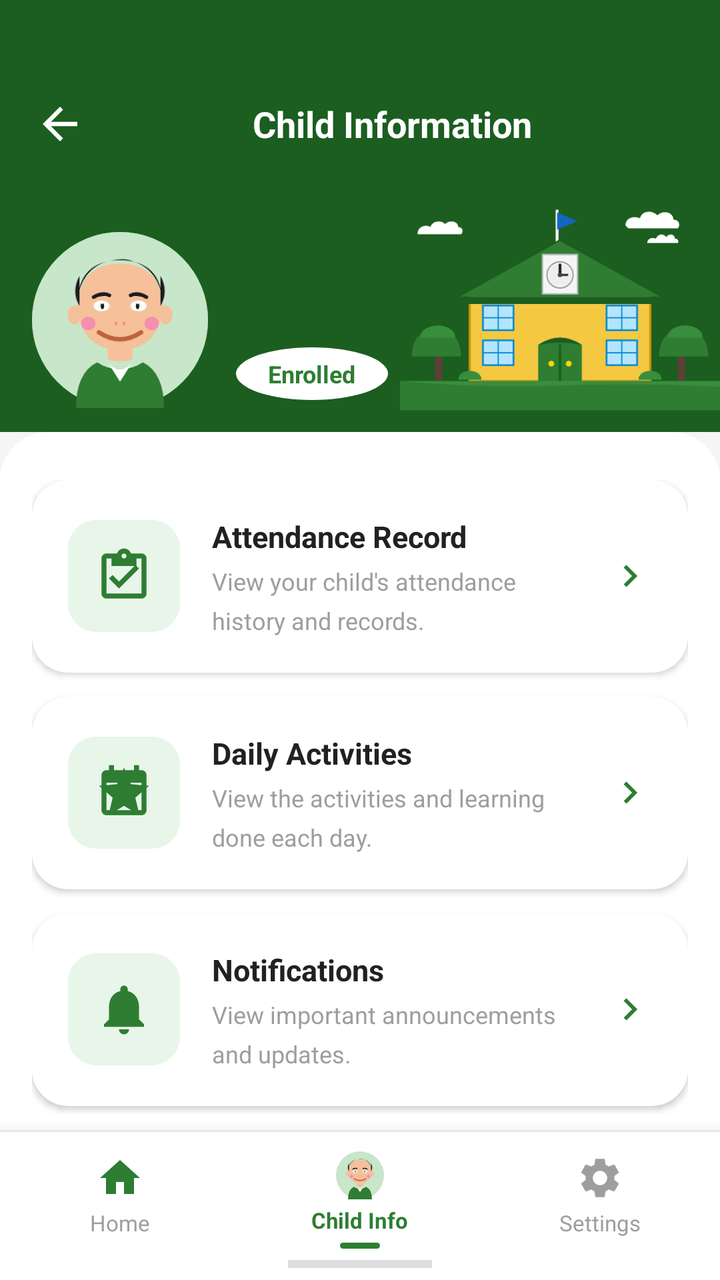
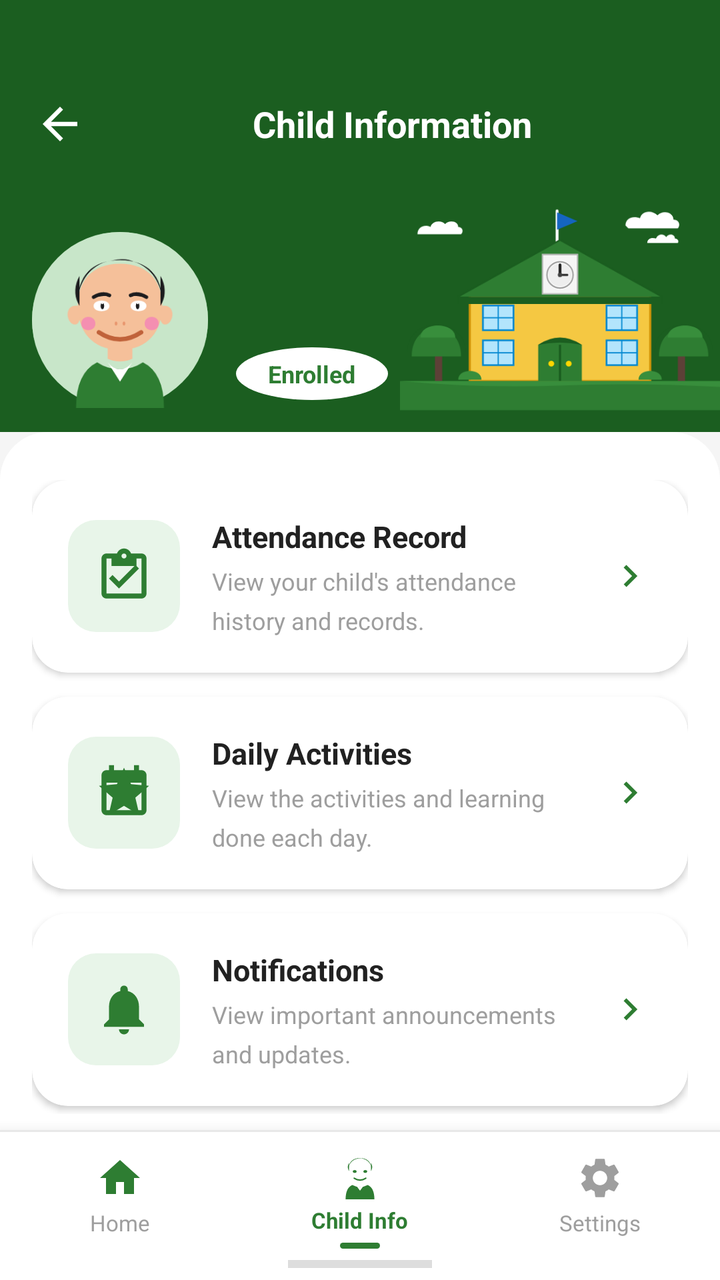

The first picture is an Android layout as it rendered before a commit; the second is the same layout after the commit. The layout source and the unified diff follow.
<!-- AndroidManifest.xml: application theme Theme.AlamadaChildMonitor -->
<!-- res/layout/activity_child_detail.xml -->
<?xml version="1.0" encoding="utf-8"?>
<LinearLayout
    xmlns:android="http://schemas.android.com/apk/res/android"
    xmlns:app="http://schemas.android.com/apk/res-auto"
    android:layout_width="match_parent"
    android:layout_height="match_parent"
    android:orientation="vertical"
    android:background="#F5F5F5">

    
    <RelativeLayout
        android:layout_width="match_parent"
        android:layout_height="wrap_content"
        android:background="@drawable/header_green_solid"
        android:paddingTop="44dp">

        
        <LinearLayout
            android:id="@+id/ll_title_row"
            android:layout_width="match_parent"
            android:layout_height="wrap_content"
            android:orientation="horizontal"
            android:gravity="center_vertical"
            android:paddingStart="12dp"
            android:paddingEnd="16dp"
            android:paddingBottom="16dp"
            android:layout_alignParentTop="true">

            <FrameLayout
                android:id="@+id/btn_back"
                android:layout_width="36dp"
                android:layout_height="36dp"
                android:clickable="true"
                android:focusable="true"
                android:background="?attr/selectableItemBackgroundBorderless">
                <ImageView
                    android:layout_width="26dp"
                    android:layout_height="26dp"
                    android:layout_gravity="center"
                    android:src="@drawable/ic_back"
                    android:contentDescription="Back"/>
            </FrameLayout>

            <TextView
                android:layout_width="0dp"
                android:layout_height="wrap_content"
                android:layout_weight="1"
                android:text="Child Information"
                android:textColor="#FFFFFF"
                android:textSize="18sp"
                android:textStyle="bold"
                android:gravity="center"/>

            <TextView
                android:id="@+id/btn_switch_child"
                android:layout_width="wrap_content"
                android:layout_height="32dp"
                android:text="Switch"
                android:textColor="#FFFFFF"
                android:textSize="11sp"
                android:textStyle="bold"
                android:gravity="center"
                android:paddingStart="14dp"
                android:paddingEnd="14dp"
                android:background="@drawable/circle_white_20_bg"
                android:clickable="true"
                android:focusable="true"
                android:visibility="gone"/>
        </LinearLayout>

        
        <LinearLayout
            android:layout_width="match_parent"
            android:layout_height="wrap_content"
            android:orientation="horizontal"
            android:gravity="bottom"
            android:paddingStart="16dp"
            android:paddingEnd="0dp"
            android:paddingBottom="0dp"
            android:layout_below="@id/ll_title_row">

            
            <FrameLayout
                android:layout_width="88dp"
                android:layout_height="88dp"
                android:layout_marginEnd="14dp"
                android:layout_marginBottom="12dp">

                <View
                    android:layout_width="88dp"
                    android:layout_height="88dp"
                    android:background="@drawable/circle_avatar_bg"/>

                <ImageView
                    android:id="@+id/iv_avatar_default"
                    android:layout_width="88dp"
                    android:layout_height="88dp"
                    android:src="@drawable/ic_child_avatar"
                    android:scaleType="fitCenter"
                    android:contentDescription="Child avatar"/>

                <ImageView
                    android:id="@+id/iv_photo"
                    android:layout_width="88dp"
                    android:layout_height="88dp"
                    android:scaleType="centerCrop"
                    android:background="@drawable/circle_avatar_bg"
                    android:visibility="gone"
                    android:contentDescription="Child photo"/>

                <TextView
                    android:id="@+id/tv_photo_initial"
                    android:layout_width="88dp"
                    android:layout_height="88dp"
                    android:gravity="center"
                    android:text="  "
                    android:textSize="44sp"
                    android:visibility="gone"/>
            </FrameLayout>

            
            <LinearLayout
                android:layout_width="0dp"
                android:layout_height="wrap_content"
                android:layout_weight="1"
                android:orientation="vertical"
                android:layout_gravity="bottom"
                android:layout_marginBottom="16dp">

                <TextView
                    android:id="@+id/tv_name"
                    android:layout_width="wrap_content"
                    android:layout_height="wrap_content"
                    android:text=" "
                    android:textColor="#FFFFFF"
                    android:textSize="19sp"
                    android:textStyle="bold"
                    android:layout_marginBottom="10dp"/>

                <TextView
                    android:id="@+id/tv_status"
                    android:layout_width="wrap_content"
                    android:layout_height="wrap_content"
                    android:text="Enrolled"
                    android:textColor="#2E7D32"
                    android:textSize="12sp"
                    android:textStyle="bold"
                    android:paddingStart="16dp"
                    android:paddingEnd="16dp"
                    android:paddingTop="5dp"
                    android:paddingBottom="5dp"
                    android:background="@drawable/circle_white_bg"/>
            </LinearLayout>

            
            <ImageView
                android:layout_width="160dp"
                android:layout_height="120dp"
                android:src="@drawable/ic_school_building"
                android:scaleType="fitEnd"
                android:layout_gravity="bottom"
                android:contentDescription="School building"
                android:adjustViewBounds="true"/>

        </LinearLayout>

    </RelativeLayout>

    
    <androidx.core.widget.NestedScrollView
        android:layout_width="match_parent"
        android:layout_height="0dp"
        android:layout_weight="1"
        android:fillViewport="true"
        android:overScrollMode="never">

        <LinearLayout
            android:layout_width="match_parent"
            android:layout_height="wrap_content"
            android:orientation="vertical"
            android:background="@drawable/rounded_top_white"
            android:paddingTop="24dp"
            android:paddingStart="16dp"
            android:paddingEnd="16dp"
            android:paddingBottom="28dp">

            
            <ProgressBar
                android:id="@+id/progress_bar"
                android:layout_width="wrap_content"
                android:layout_height="wrap_content"
                android:layout_gravity="center"
                android:visibility="gone"
                android:layout_marginBottom="12dp"/>

            
            <androidx.cardview.widget.CardView
                android:id="@+id/card_attendance"
                android:layout_width="match_parent"
                android:layout_height="wrap_content"
                android:layout_marginBottom="12dp"
                android:foreground="?attr/selectableItemBackground"
                android:clickable="true"
                android:focusable="true"
                app:cardCornerRadius="18dp"
                app:cardElevation="2dp"
                app:cardBackgroundColor="#FFFFFF">

                <LinearLayout
                    android:layout_width="match_parent"
                    android:layout_height="wrap_content"
                    android:orientation="horizontal"
                    android:padding="18dp"
                    android:gravity="center_vertical">

                    
                    <FrameLayout
                        android:layout_width="56dp"
                        android:layout_height="56dp"
                        android:layout_marginEnd="16dp"
                        android:background="@drawable/quick_icon_bg_green">

                        <ImageView
                            android:layout_width="30dp"
                            android:layout_height="30dp"
                            android:layout_gravity="center"
                            android:src="@drawable/ic_attendance"
                            android:contentDescription="Attendance"/>
                    </FrameLayout>

                    
                    <LinearLayout
                        android:layout_width="0dp"
                        android:layout_height="wrap_content"
                        android:layout_weight="1"
                        android:orientation="vertical">

                        <TextView
                            android:layout_width="wrap_content"
                            android:layout_height="wrap_content"
                            android:text="Attendance Record"
                            android:textSize="15sp"
                            android:textStyle="bold"
                            android:textColor="#212121"/>

                        <TextView
                            android:layout_width="wrap_content"
                            android:layout_height="wrap_content"
                            android:text="View your child&#39;s attendance\nhistory and records."
                            android:textSize="12sp"
                            android:textColor="#9E9E9E"
                            android:lineSpacingMultiplier="1.35"
                            android:layout_marginTop="4dp"/>
                    </LinearLayout>

                    
                    <ImageView
                        android:layout_width="22dp"
                        android:layout_height="22dp"
                        android:src="@drawable/ic_arrow_right"
                        android:layout_marginStart="8dp"
                        android:contentDescription="Open"/>

                </LinearLayout>
            </androidx.cardview.widget.CardView>

            
            <androidx.cardview.widget.CardView
                android:id="@+id/card_activities"
                android:layout_width="match_parent"
                android:layout_height="wrap_content"
                android:layout_marginBottom="12dp"
                android:foreground="?attr/selectableItemBackground"
                android:clickable="true"
                android:focusable="true"
                app:cardCornerRadius="18dp"
                app:cardElevation="2dp"
                app:cardBackgroundColor="#FFFFFF">

                <LinearLayout
                    android:layout_width="match_parent"
                    android:layout_height="wrap_content"
                    android:orientation="horizontal"
                    android:padding="18dp"
                    android:gravity="center_vertical">

                    <FrameLayout
                        android:layout_width="56dp"
                        android:layout_height="56dp"
                        android:layout_marginEnd="16dp"
                        android:background="@drawable/quick_icon_bg_green">

                        <ImageView
                            android:layout_width="30dp"
                            android:layout_height="30dp"
                            android:layout_gravity="center"
                            android:src="@drawable/ic_activities"
                            android:contentDescription="Activities"/>
                    </FrameLayout>

                    <LinearLayout
                        android:layout_width="0dp"
                        android:layout_height="wrap_content"
                        android:layout_weight="1"
                        android:orientation="vertical">

                        <TextView
                            android:layout_width="wrap_content"
                            android:layout_height="wrap_content"
                            android:text="Daily Activities"
                            android:textSize="15sp"
                            android:textStyle="bold"
                            android:textColor="#212121"/>

                        <TextView
                            android:layout_width="wrap_content"
                            android:layout_height="wrap_content"
                            android:text="View the activities and learning\ndone each day."
                            android:textSize="12sp"
                            android:textColor="#9E9E9E"
                            android:lineSpacingMultiplier="1.35"
                            android:layout_marginTop="4dp"/>
                    </LinearLayout>

                    <ImageView
                        android:layout_width="22dp"
                        android:layout_height="22dp"
                        android:src="@drawable/ic_arrow_right"
                        android:layout_marginStart="8dp"
                        android:contentDescription="Open"/>

                </LinearLayout>
            </androidx.cardview.widget.CardView>

            
            <androidx.cardview.widget.CardView
                android:id="@+id/card_notifications"
                android:layout_width="match_parent"
                android:layout_height="wrap_content"
                android:layout_marginBottom="4dp"
                android:foreground="?attr/selectableItemBackground"
                android:clickable="true"
                android:focusable="true"
                app:cardCornerRadius="18dp"
                app:cardElevation="2dp"
                app:cardBackgroundColor="#FFFFFF">

                <LinearLayout
                    android:layout_width="match_parent"
                    android:layout_height="wrap_content"
                    android:orientation="horizontal"
                    android:padding="18dp"
                    android:gravity="center_vertical">

                    <FrameLayout
                        android:layout_width="56dp"
                        android:layout_height="56dp"
                        android:layout_marginEnd="16dp"
                        android:background="@drawable/quick_icon_bg_green">

                        <ImageView
                            android:layout_width="30dp"
                            android:layout_height="30dp"
                            android:layout_gravity="center"
                            android:src="@drawable/ic_bell_card"
                            android:contentDescription="Notifications"/>
                    </FrameLayout>

                    <LinearLayout
                        android:layout_width="0dp"
                        android:layout_height="wrap_content"
                        android:layout_weight="1"
                        android:orientation="vertical">

                        <TextView
                            android:layout_width="wrap_content"
                            android:layout_height="wrap_content"
                            android:text="Notifications"
                            android:textSize="15sp"
                            android:textStyle="bold"
                            android:textColor="#212121"/>

                        <TextView
                            android:layout_width="wrap_content"
                            android:layout_height="wrap_content"
                            android:text="View important announcements\nand updates."
                            android:textSize="12sp"
                            android:textColor="#9E9E9E"
                            android:lineSpacingMultiplier="1.35"
                            android:layout_marginTop="4dp"/>
                    </LinearLayout>

                    <ImageView
                        android:layout_width="22dp"
                        android:layout_height="22dp"
                        android:src="@drawable/ic_arrow_right"
                        android:layout_marginStart="8dp"
                        android:contentDescription="Open"/>

                </LinearLayout>
            </androidx.cardview.widget.CardView>

        </LinearLayout>
    </androidx.core.widget.NestedScrollView>

    
    <LinearLayout
        android:layout_width="match_parent"
        android:layout_height="wrap_content"
        android:orientation="vertical"
        android:background="#FFFFFF"
        android:elevation="12dp">

        
        <View
            android:layout_width="match_parent"
            android:layout_height="1dp"
            android:background="#E8E8E8"/>

        
        <LinearLayout
            android:layout_width="match_parent"
            android:layout_height="62dp"
            android:orientation="horizontal">

            
            <LinearLayout
                android:id="@+id/tab_home"
                android:layout_width="0dp"
                android:layout_height="match_parent"
                android:layout_weight="1"
                android:orientation="vertical"
                android:gravity="center"
                android:paddingTop="8dp"
                android:paddingBottom="6dp"
                android:background="?attr/selectableItemBackgroundBorderless"
                android:clickable="true"
                android:focusable="true">

                <ImageView
                    android:layout_width="24dp"
                    android:layout_height="24dp"
                    android:src="@drawable/ic_home"
                    android:contentDescription="Home"/>

                <TextView
                    android:layout_width="wrap_content"
                    android:layout_height="wrap_content"
                    android:text="Home"
                    android:textSize="11sp"
                    android:textColor="#9E9E9E"
                    android:layout_marginTop="3dp"/>

            </LinearLayout>

            
            <LinearLayout
                android:layout_width="0dp"
                android:layout_height="match_parent"
                android:layout_weight="1"
                android:orientation="vertical"
                android:gravity="center"
                android:paddingTop="8dp"
                android:paddingBottom="2dp">

                <ImageView
                    android:layout_width="24dp"
                    android:layout_height="24dp"
                    android:src="@drawable/ic_child_avatar"
                    android:scaleType="fitCenter"
                    android:contentDescription="Child Info"/>

                <TextView
                    android:layout_width="wrap_content"
                    android:layout_height="wrap_content"
                    android:text="Child Info"
                    android:textSize="11sp"
                    android:textColor="#2E7D32"
                    android:textStyle="bold"
                    android:layout_marginTop="3dp"/>

                
                <View
                    android:layout_width="20dp"
                    android:layout_height="3dp"
                    android:background="@drawable/tab_active_indicator"
                    android:layout_marginTop="4dp"/>

            </LinearLayout>

            
            <LinearLayout
                android:id="@+id/tab_settings"
                android:layout_width="0dp"
                android:layout_height="match_parent"
                android:layout_weight="1"
                android:orientation="vertical"
                android:gravity="center"
                android:paddingTop="8dp"
                android:paddingBottom="6dp"
                android:background="?attr/selectableItemBackgroundBorderless"
                android:clickable="true"
                android:focusable="true">

                <ImageView
                    android:layout_width="24dp"
                    android:layout_height="24dp"
                    android:src="@drawable/ic_settings"
                    android:contentDescription="Settings"/>

                <TextView
                    android:layout_width="wrap_content"
                    android:layout_height="wrap_content"
                    android:text="Settings"
                    android:textSize="11sp"
                    android:textColor="#9E9E9E"
                    android:layout_marginTop="3dp"/>

            </LinearLayout>

        </LinearLayout>

        
        <View
            android:layout_width="72dp"
            android:layout_height="4dp"
            android:background="#212121"
            android:alpha="0.15"
            android:layout_gravity="center_horizontal"
            android:layout_marginTop="2dp"
            android:layout_marginBottom="6dp"/>

    </LinearLayout>

</LinearLayout>
<!-- resources referenced by this layout -->
<resources>
  <!-- drawable circle_avatar_bg (drawable) -->
  <?xml version="1.0" encoding="utf-8"?>
  <shape xmlns:android="http://schemas.android.com/apk/res/android"
      android:shape="oval">
      <solid android:color="#E8F5E9"/>
      <stroke android:width="2dp" android:color="#A5D6A7"/>
  </shape>
  <!-- drawable circle_white_20_bg (drawable) -->
  <?xml version="1.0" encoding="utf-8"?>
  <shape xmlns:android="http://schemas.android.com/apk/res/android"
      android:shape="oval">
      <solid android:color="#33FFFFFF"/>
  </shape>
  <!-- drawable circle_white_bg (drawable) -->
  <?xml version="1.0" encoding="utf-8"?>
  <shape xmlns:android="http://schemas.android.com/apk/res/android"
      android:shape="oval">
      <solid android:color="#FFFFFF"/>
  </shape>
  <!-- drawable header_green_solid (drawable) -->
  <?xml version="1.0" encoding="utf-8"?>
  <shape xmlns:android="http://schemas.android.com/apk/res/android"
      android:shape="rectangle">
      <solid android:color="#1B5E20"/>
  </shape>
  <!-- drawable quick_icon_bg_green (drawable) -->
  <?xml version="1.0" encoding="utf-8"?>
  <shape xmlns:android="http://schemas.android.com/apk/res/android"
      android:shape="rectangle">
      <solid android:color="#E8F5E9"/>
      <corners android:radius="14dp"/>
  </shape>
  <!-- drawable tab_active_indicator (drawable) -->
  <?xml version="1.0" encoding="utf-8"?>
  <shape xmlns:android="http://schemas.android.com/apk/res/android"
      android:shape="rectangle">
      <solid android:color="#2E7D32"/>
      <corners android:radius="4dp"/>
  </shape>
  <color name="primary">         #2E7D32</color>
  <color name="primary_dark">    #1B5E20</color>
  <color name="accent">          #FF6F00</color>
  <color name="background">      #F5F5F5</color>
  <color name="white">           #FFFFFF</color>
  <!-- unchanged entries left out for length: 11 -->
</resources>

<!-- the commit's change to res/layout/activity_child_detail.xml (unified diff, before → after) -->
@@ -466,7 +466,7 @@
                 <ImageView
                     android:layout_width="24dp"
                     android:layout_height="24dp"
-                    android:src="@drawable/ic_child_avatar"
+                    android:src="@drawable/ic_child_nav"
                     android:scaleType="fitCenter"
                     android:contentDescription="Child Info"/>
 
<!-- resource entries referenced after the edit -->
@@ -25,6 +25,71 @@
       android:shape="rectangle">
       <solid android:color="#1B5E20"/>
   </shape>
+  <!-- drawable ic_child_nav (drawable) -->
+  <?xml version="1.0" encoding="utf-8"?>
+  <vector xmlns:android="http://schemas.android.com/apk/res/android"
+      android:width="28dp"
+      android:height="28dp"
+      android:viewportWidth="100"
+      android:viewportHeight="100">
+  
+      
+      <path android:fillColor="#2E7D32"
+          android:pathData="M20,100 Q20,76 34,70 Q41,74 50,74 Q59,74 66,70 Q80,76 80,100 Z"/>
+  
+      
+      <path android:fillColor="#FFFFFF"
+          android:pathData="M41,70 L50,82 L50,74 Q46,74 41,70 Z"/>
+  
+      
+      <path android:fillColor="#FFFFFF"
+          android:pathData="M59,70 L50,82 L50,74 Q54,74 59,70 Z"/>
+  
+      
+      <path android:fillColor="#FFFFFF"
+          android:alpha="0.7"
+          android:pathData="M43,64 L43,71 Q50,74 57,71 L57,64 Q50,66 43,64 Z"/>
+  
+      
+      <path android:fillColor="#FFFFFF"
+          android:pathData="M50,16 C34,16 26,27 26,41 C26,55 34,65 50,65 C66,65 74,55 74,41 C74,27 66,16 50,16 Z"/>
+  
+      
+      <path android:fillColor="#2E7D32"
+          android:pathData="M26,39 C26,23 34,14 50,14 C66,14 74,23 74,39 C74,28 68,19 58,16 C54,14 50,14 42,16 C32,19 26,28 26,39 Z"/>
+  
+      
+      <path android:fillColor="#2E7D32"
+          android:pathData="M26,39 C24,35 24,29 27,24 L27,41 Z"/>
+  
+      
+      <path android:fillColor="#2E7D32"
+          android:pathData="M74,39 C76,35 76,29 73,24 L73,41 Z"/>
+  
+      
+      <path android:fillColor="#2E7D32"
+          android:pathData="M35,42 C35,38 43,38 43,42 C43,46 35,46 35,42 Z"/>
+  
+      
+      <path android:fillColor="#2E7D32"
+          android:pathData="M57,42 C57,38 65,38 65,42 C65,46 57,46 57,42 Z"/>
+  
+      
+      <path android:fillColor="#00000000"
+          android:strokeColor="#2E7D32"
+          android:strokeWidth="3"
+          android:strokeLineCap="round"
+          android:pathData="M38,56 Q50,64 62,56"/>
+  
+      
+      <path android:fillColor="#FFFFFF"
+          android:pathData="M26,41 C21,40 19,45 21,49 C23,53 27,52 27,48 Z"/>
+  
+      
+      <path android:fillColor="#FFFFFF"
+          android:pathData="M74,41 C79,40 81,45 79,49 C77,53 73,52 73,48 Z"/>
+  
+  </vector>
   <!-- drawable quick_icon_bg_green (drawable) -->
   <?xml version="1.0" encoding="utf-8"?>
   <shape xmlns:android="http://schemas.android.com/apk/res/android"
